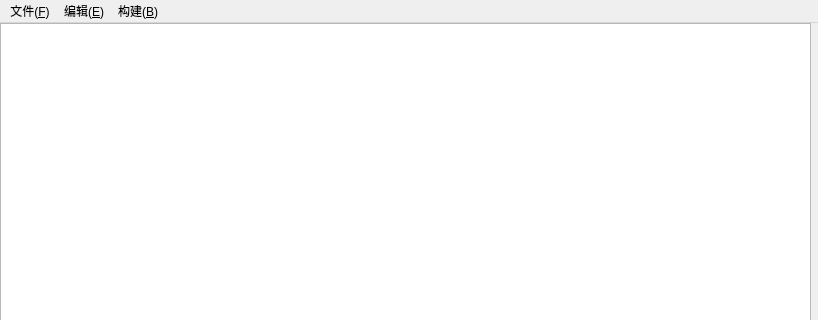
Before: the Qt Designer form mainwindow.ui in ikuhasdf/Qt-Notepad-Window, drawn with Qt 5; both pictures show x 0 to 818 and y 0 to 320 of the 818 by 639 pixel window.
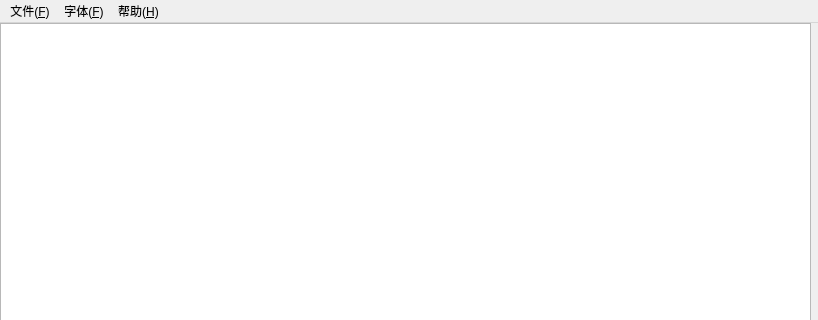
After: the same form once the commit is applied.

```diff
--- a/mainwindow.ui
+++ b/mainwindow.ui
@@ -34,27 +34,27 @@
      <height>21</height>
     </rect>
    </property>
-   <widget class="QMenu" name="menu_F">
-    <property name="title">
-     <string>文件(&amp;F)</string>
-    </property>
-    <addaction name="newAction"/>
-    <addaction name="openAction"/>
-    <addaction name="saveAction"/>
-   </widget>
-   <widget class="QMenu" name="menu_E">
-    <property name="title">
-     <string>编辑(&amp;E)</string>
-    </property>
-   </widget>
    <widget class="QMenu" name="menu_B">
     <property name="title">
-     <string>构建(&amp;B)</string>
+     <string>文件(&amp;F)</string>
     </property>
    </widget>
-   <addaction name="menu_F"/>
-   <addaction name="menu_E"/>
+   <widget class="QMenu" name="menu_F">
+    <property name="title">
+     <string>字体(&amp;F)</string>
+    </property>
+    <addaction name="songti"/>
+    <addaction name="msys"/>
+   </widget>
+   <widget class="QMenu" name="menu">
+    <property name="title">
+     <string>帮助(&amp;H)</string>
+    </property>
+    <addaction name="About"/>
+   </widget>
    <addaction name="menu_B"/>
+   <addaction name="menu_F"/>
+   <addaction name="menu"/>
   </widget>
   <widget class="QStatusBar" name="statusbar"/>
   <action name="newAction">
```
Left out of the diff: 35 changed lines with no effect on the pictures.
